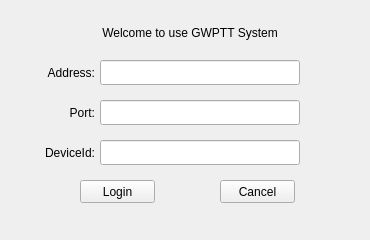
This is gwpttapp/gwpttlogin.ui in hejingsheng/GWPttClient as Qt 5 draws it before an edit. The edited form follows.
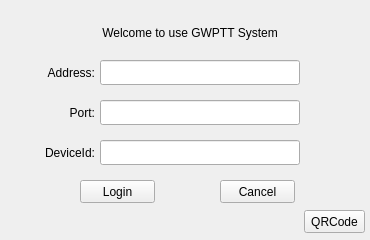
This is the edited form.

What changed in the file:
```diff
--- a/gwpttapp/gwpttlogin.ui
+++ b/gwpttapp/gwpttlogin.ui
@@ -152,6 +152,19 @@
     <set>Qt::AlignCenter</set>
    </property>
   </widget>
+  <widget class="QPushButton" name="btnQRCode">
+   <property name="geometry">
+    <rect>
+     <x>304</x>
+     <y>210</y>
+     <width>61</width>
+     <height>23</height>
+    </rect>
+   </property>
+   <property name="text">
+    <string>QRCode</string>
+   </property>
+  </widget>
  </widget>
  <resources/>
  <connections/>
```
